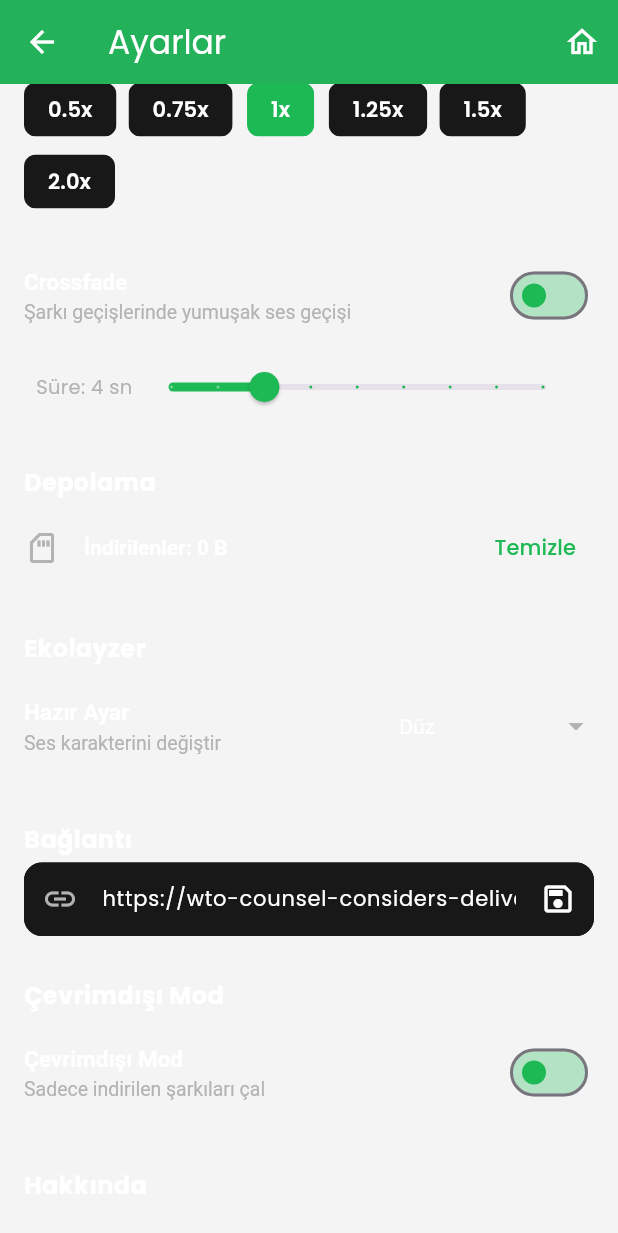
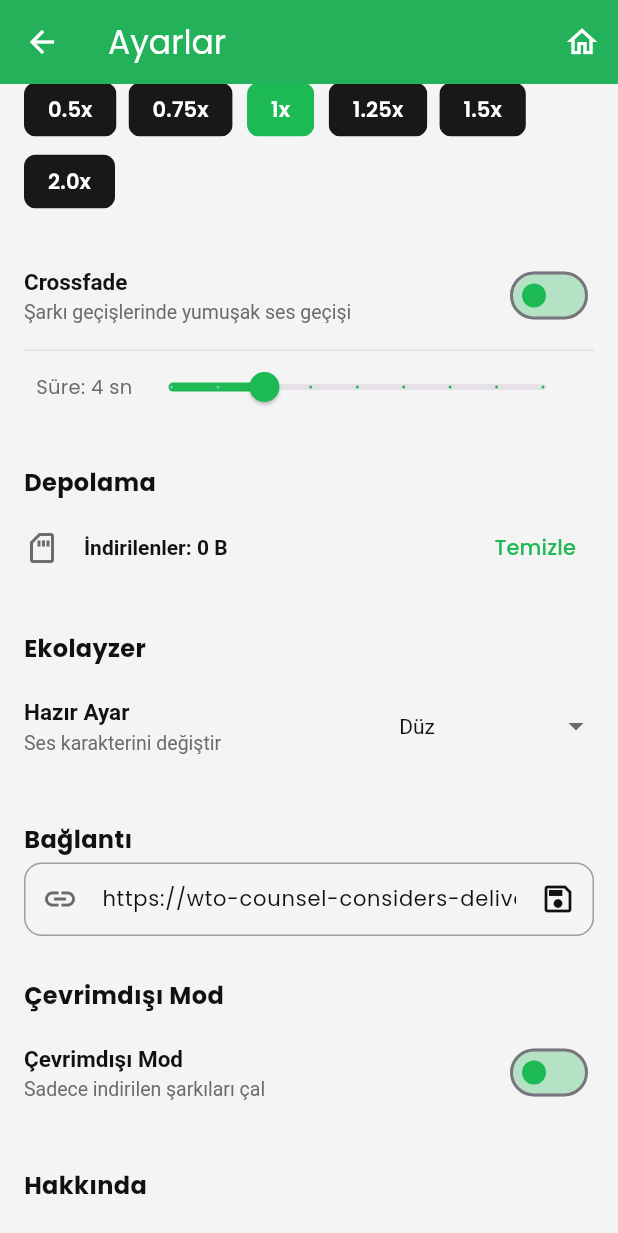
Before and after one commit to Arise1881/cloudtune, a Flutter app: the SettingsScreen screen opened by its route, scrolled down 576 dp, after a tap on "Crossfade", on a phone screen of 412 x 824 dp. Shown: the top 1233 px of the screen. Run offline on Flutter 3.47's test engine with Material 3 defaults, Android fonts, the phone set to English and light mode, and no system bars; our stand-ins replace cached_network_image, connectivity_plus, device_info_plus, image_picker, just_audio, just_audio_background and 5 more; missing offline and left inert: audio_session, just_audio_media_kit, mqtt_client, workmanager, youtube_explode_dart; accounts and stored records are empty; network calls fail; statements that could not run were skipped.

Commit message:
fix: ayarlar ekrani light mode tema ve surum guncellestirmesi

```diff
--- a/lib/screens/settings_screen.dart
+++ b/lib/screens/settings_screen.dart
@@ -42,7 +42,7 @@ class SettingsScreen extends StatelessWidget {
         child: Column(
           crossAxisAlignment: CrossAxisAlignment.start,
           children: [
-            _sectionTitle('Görünüm'),
+            _sectionTitle('Görünüm', isDark),
             _toggleTile(
               title: 'Karanlık Mod',
               subtitle: 'Açık/koyu tema arasında geçiş yap',
@@ -51,9 +51,10 @@ class SettingsScreen extends StatelessWidget {
                 HapticService.instance.light();
                 themeService.toggleMode();
               },
+              isDark: isDark,
             ),
             const SizedBox(height: 8),
-            _sectionTitle('Vurgu Rengi'),
+            _sectionTitle('Vurgu Rengi', isDark),
             const SizedBox(height: 4),
             _accentSelector(themeService),
             const SizedBox(height: 4),
@@ -65,10 +66,11 @@ class SettingsScreen extends StatelessWidget {
                 value: themeService.emojiEnabled,
                 onChanged: (v) { HapticService.instance.light(); themeService.setEmojiEnabled(v); },
                 showDivider: false,
+                isDark: isDark,
               ),
             ),
             const SizedBox(height: 8),
-            _sectionTitle('Çalma'),
+            _sectionTitle('Çalma', isDark),
             _dropdownTile(
               title: 'Ses Kalitesi',
               subtitle: 'YouTube Music benzeri dinamik kalite',
@@ -76,6 +78,7 @@ class SettingsScreen extends StatelessWidget {
               items: QualityItems.items,
               onChanged: (label) =>
                   player.setQuality(QualityItems.qualityFor(label)),
+              isDark: isDark,
             ),
             const SizedBox(height: 8),
             _toggleTile(
@@ -84,9 +87,10 @@ class SettingsScreen extends StatelessWidget {
               value: player.autoplay,
               onChanged: (_) { HapticService.instance.light(); player.toggleAutoplay(); },
               showDivider: false,
+              isDark: isDark,
             ),
             const SizedBox(height: 16),
-            _sectionTitle('Oynatma Hızı'),
+            _sectionTitle('Oynatma Hızı', isDark),
             const SizedBox(height: 4),
             _speedSelector(player),
             const SizedBox(height: 16),
@@ -95,14 +99,16 @@ class SettingsScreen extends StatelessWidget {
               subtitle: 'Şarkı geçişlerinde yumuşak ses geçişi',
               value: player.crossfadeEnabled,
               onChanged: (v) { HapticService.instance.light(); player.setCrossfadeEnabled(v); },
+              isDark: isDark,
             ),
             Padding(
               padding: const EdgeInsets.symmetric(horizontal: 8),
               child: Row(
                 children: [
                   Text('Süre: ${player.crossfadeSeconds} sn',
-                      style: const TextStyle(
-                          color: AppColors.textSecondary, fontSize: 13)),
+                      style: TextStyle(
+                          color: isDark ? AppColors.textSecondary : const Color(0xFF6B6B6B),
+                          fontSize: 13)),
                   Expanded(
                     child: Slider(
                       min: 2,
@@ -119,10 +125,10 @@ class SettingsScreen extends StatelessWidget {
               ),
             ),
             const SizedBox(height: 16),
-            _sectionTitle('Depolama'),
+            _sectionTitle('Depolama', isDark),
             _StorageTile(),
             const SizedBox(height: 16),
-            _sectionTitle('Ekolayzer'),
+            _sectionTitle('Ekolayzer', isDark),
             _dropdownTile(
               title: 'Hazır Ayar',
               subtitle: 'Ses karakterini değiştir',
@@ -136,12 +142,13 @@ class SettingsScreen extends StatelessWidget {
                 Navigator.push(context,
                     MaterialPageRoute(builder: (_) => const EqualizerScreen()));
               },
+              isDark: isDark,
             ),
             const SizedBox(height: 16),
-            _sectionTitle('Bağlantı'),
+            _sectionTitle('Bağlantı', isDark),
             const _StreamProxyField(),
             const SizedBox(height: 16),
-            _sectionTitle('Çevrimdışı Mod'),
+            _sectionTitle('Çevrimdışı Mod', isDark),
             _toggleTile(
               title: 'Çevrimdışı Mod',
               subtitle: 'Sadece indirilen şarkıları çal',
@@ -152,30 +159,34 @@ class SettingsScreen extends StatelessWidget {
                 connectivity.retry();
               },
               showDivider: false,
+              isDark: isDark,
             ),
             const SizedBox(height: 16),
-            _sectionTitle('Hakkında'),
+            _sectionTitle('Hakkında', isDark),
             ListTile(
               contentPadding: EdgeInsets.zero,
-              leading: const Icon(Icons.info_outline,
-                  color: AppColors.textSecondary),
-              title: const Text('CloudTune',
-                  style: TextStyle(color: AppColors.textPrimary)),
-              subtitle: const Text('Sürüm 2.2.65 · build 93',
-                  style: TextStyle(color: AppColors.textSecondary)),
+              leading: Icon(Icons.info_outline,
+                  color: isDark ? AppColors.textSecondary : const Color(0xFF6B6B6B)),
+              title: Text('CloudTune',
+                  style: TextStyle(
+                      color: isDark ? AppColors.textPrimary : const Color(0xFF111111))),
+              subtitle: Text('Sürüm 2.2.69 · build 96',
+                  style: TextStyle(
+                      color: isDark ? AppColors.textSecondary : const Color(0xFF6B6B6B))),
               onTap: () => showAboutDialog(
                 context: context,
                 applicationName: 'CloudTune',
-                applicationVersion: '2.2.65 (build 93)',
+                applicationVersion: '2.2.69 (build 96)',
                 applicationIcon: const Icon(Icons.music_note,
                     color: AppColors.accent),
                 children: [
                   const SizedBox(height: 8),
-                  const Text(
+                  Text(
                     'YouTube destekli açık kaynak müzik çalar.\n'
                     'Android · iOS · Linux · Windows 11\n'
                     'Gizli Cloudflare proxy + onarım botu ile akış hataları otomatik düzeltilir.',
-                    style: TextStyle(color: AppColors.textSecondary, fontSize: 12),
+                    style: TextStyle(
+                      color: isDark ? AppColors.textSecondary : Color(0xFF6B6B6B), fontSize: 12),
                   ),
                 ],
               ),
@@ -207,6 +218,7 @@ class SettingsScreen extends StatelessWidget {
                 );
               },
               showDivider: false,
+              isDark: isDark,
             ),
           ],
         ),
@@ -236,13 +248,13 @@ class SettingsScreen extends StatelessWidget {
     );
   }
 
-  Widget _sectionTitle(String title) {
+  Widget _sectionTitle(String title, bool isDark) {
     return Padding(
       padding: const EdgeInsets.only(top: 12, bottom: 4),
       child: Text(
         title,
-        style: const TextStyle(
-          color: AppColors.textPrimary,
+        style: TextStyle(
+          color: isDark ? AppColors.textPrimary : const Color(0xFF111111),
           fontSize: 16,
           fontWeight: FontWeight.bold,
         ),
@@ -292,6 +304,7 @@ class SettingsScreen extends StatelessWidget {
     required String subtitle,
     required bool value,
     required ValueChanged<bool> onChanged,
+    bool isDark = true,
     bool showDivider = true,
   }) {
     return Column(
@@ -300,18 +313,25 @@ class SettingsScreen extends StatelessWidget {
           contentPadding: EdgeInsets.zero,
           title: Text(
             title,
-            style: const TextStyle(color: AppColors.textPrimary),
+            style: TextStyle(
+              color: isDark ? AppColors.textPrimary : const Color(0xFF111111),
+            ),
           ),
           subtitle: Text(
             subtitle,
-            style: const TextStyle(color: AppColors.textSecondary),
+            style: TextStyle(
+              color: isDark ? AppColors.textSecondary : const Color(0xFF6B6B6B),
+            ),
           ),
           value: value,
           onChanged: onChanged,
           activeThumbColor: AppColors.accent,
         ),
         if (showDivider)
-          const Divider(height: 1, color: Color(0x1FFFFFFF)),
+          Divider(
+            height: 1,
+            color: isDark ? const Color(0x1FFFFFFF) : const Color(0x14000000),
+          ),
       ],
     );
   }
@@ -322,23 +342,31 @@ class SettingsScreen extends StatelessWidget {
     required String value,
     required List<DropdownItem> items,
     required ValueChanged<String> onChanged,
+    bool isDark = true,
   }) {
     return ListTile(
       contentPadding: EdgeInsets.zero,
       title: Text(
         title,
-        style: const TextStyle(color: AppColors.textPrimary),
+        style: TextStyle(
+          color: isDark ? AppColors.textPrimary : const Color(0xFF111111),
+        ),
       ),
       subtitle: Text(
         subtitle,
-        style: const TextStyle(color: AppColors.textSecondary),
+        style: TextStyle(
+          color: isDark ? AppColors.textSecondary : const Color(0xFF6B6B6B),
+        ),
       ),
       trailing: DropdownButton<String>(
         value: value,
-        icon: const Icon(Icons.arrow_drop_down, color: AppColors.textSecondary),
+        icon: Icon(Icons.arrow_drop_down, color: isDark ? AppColors.textSecondary : const Color(0xFF6B6B6B)),
         underline: const SizedBox.shrink(),
         borderRadius: BorderRadius.circular(12),
-        style: const TextStyle(color: AppColors.textPrimary, fontSize: 14),
+        style: TextStyle(
+          color: isDark ? AppColors.textPrimary : const Color(0xFF111111),
+          fontSize: 14,
+        ),
         items: items
             .map((e) => DropdownMenuItem(value: e.label, child: Text(e.label)))
             .toList(),
@@ -398,14 +426,17 @@ class _StorageTileState extends State<_StorageTile> {
   @override
   Widget build(BuildContext context) {
     final bytes = _bytes;
+    final isDark = ThemeService.instance.isDark;
     final label = bytes == null
         ? 'Hesaplanıyor…'
         : 'İndirilenler: ${DownloadManager.instance.formatBytes(bytes)}';
     return ListTile(
       contentPadding: EdgeInsets.zero,
-      leading: const Icon(Icons.sd_storage_outlined, color: AppColors.textSecondary),
+      leading: Icon(Icons.sd_storage_outlined,
+          color: isDark ? AppColors.textSecondary : const Color(0xFF6B6B6B)),
       title: Text(label,
-          style: const TextStyle(color: AppColors.textPrimary, fontSize: 14)),
+          style: TextStyle(
+              color: isDark ? AppColors.textPrimary : const Color(0xFF111111), fontSize: 14)),
       trailing: TextButton(
         onPressed: _clearing ? null : _clearAll,
         child: _clearing
@@ -479,6 +510,7 @@ class _StreamProxyFieldState extends State<_StreamProxyField> {
 
   @override
   Widget build(BuildContext context) {
+    final isDark = ThemeService.instance.isDark;
     return TextField(
       controller: _controller,
       keyboardType: TextInputType.url,
@@ -486,7 +518,8 @@ class _StreamProxyFieldState extends State<_StreamProxyField> {
       enableSuggestions: false,
       decoration: InputDecoration(
         hintText: 'https://…workers.dev',
-        prefixIcon: const Icon(Icons.link, color: AppColors.textSecondary),
+        prefixIcon: Icon(Icons.link,
+            color: isDark ? AppColors.textSecondary : const Color(0xFF6B6B6B)),
         suffixIcon: _saving
             ? const SizedBox(
                 width: 18,
@@ -498,12 +531,12 @@ class _StreamProxyFieldState extends State<_StreamProxyField> {
               )
             : IconButton(
                 tooltip: 'Bağlantıyı kaydet',
-                icon: const Icon(Icons.save_outlined,
-                    color: AppColors.textPrimary),
+                icon: Icon(Icons.save_outlined,
+                    color: isDark ? AppColors.textPrimary : const Color(0xFF111111)),
                 onPressed: _save,
               ),
         filled: true,
-        fillColor: AppColors.card,
+        fillColor: isDark ? AppColors.card : const Color(0xFFF5F5F5),
         contentPadding:
             const EdgeInsets.symmetric(horizontal: 12, vertical: 14),
         border: OutlineInputBorder(
@@ -512,14 +545,16 @@ class _StreamProxyFieldState extends State<_StreamProxyField> {
         ),
         enabledBorder: OutlineInputBorder(
           borderRadius: BorderRadius.circular(12),
-          borderSide: const BorderSide(color: AppColors.card),
+          borderSide: BorderSide(
+              color: isDark ? AppColors.card : const Color(0xFF9E9E9E), width: 1),
         ),
         focusedBorder: OutlineInputBorder(
           borderRadius: BorderRadius.circular(12),
           borderSide: const BorderSide(color: AppColors.accent, width: 1.5),
         ),
       ),
-      style: const TextStyle(color: AppColors.textPrimary, fontSize: 14),
+      style: TextStyle(
+          color: isDark ? AppColors.textPrimary : const Color(0xFF111111), fontSize: 14),
       onSubmitted: (_) => _save(),
     );
   }
--- a/pubspec.yaml
+++ b/pubspec.yaml
@@ -16,7 +16,7 @@ publish_to: 'none' # Remove this line if you wish to publish to pub.dev
 # https://developer.apple.com/library/archive/documentation/General/Reference/InfoPlistKeyReference/Articles/CoreFoundationKeys.html
 # In Windows, build-name is used as the major, minor, and patch parts
 # of the product and file versions while build-number is used as the build suffix.
-version: 2.2.69+96
+version: 2.2.70+97
 
 environment:
   sdk: ^3.13.1
```
